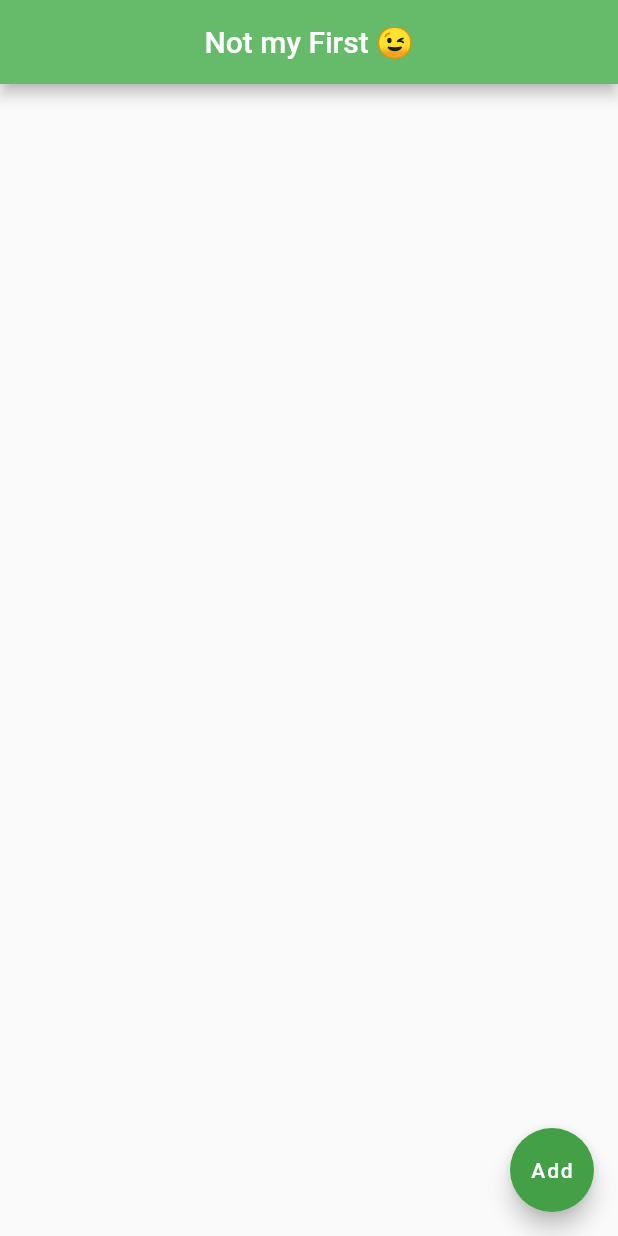
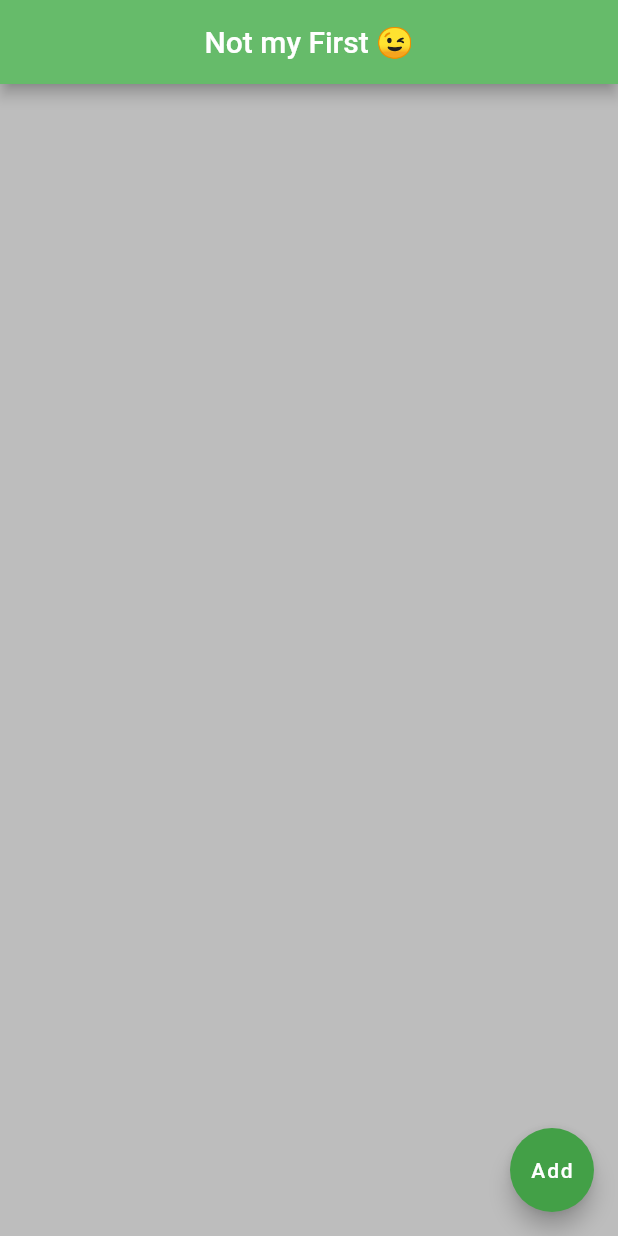
Before and after one commit to Adithya2018/Flutter-Tutorial-for-beginners, a Flutter app: the screen it shows after launch, on a phone screen of 412 x 824 dp. Run offline on Flutter 3.47's test engine with Material 2 defaults, Android fonts, the phone set to English and light mode, and no system bars.

Commit message:
Update main.dart

```diff
--- a/first_app/lib/main.dart
+++ b/first_app/lib/main.dart
@@ -43,7 +43,9 @@ class Home extends StatelessWidget {
       //   //   color: Colors.pink[200],
       //   // ),
       // ),
-      body: Container(),
+      body: Container(
+        color: Colors.grey[400],
+      ),
       floatingActionButton: FloatingActionButton(
         onPressed: () {},
         child: Text('Add'),
```
